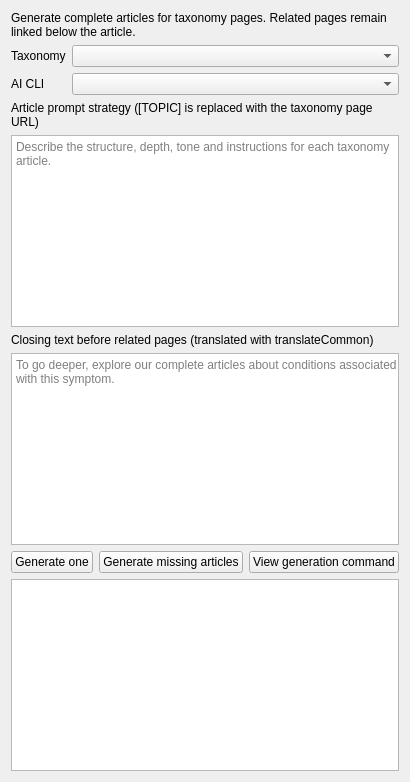
The window that WebsiteEmpire/gui/panes/PanePageTaxonomy.ui (icingerpower/WebsiteEmpire2) describes before a commit, drawn with Qt 5.
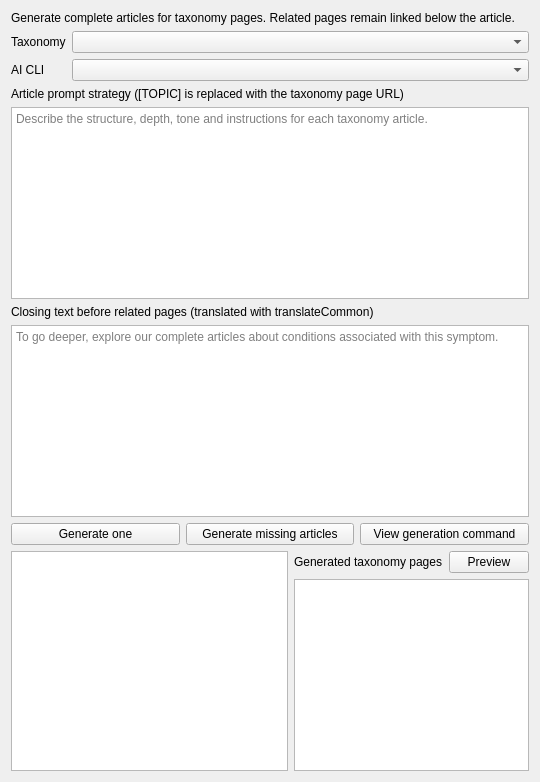
The same window after the commit.

Commit message: Add study-link verification/repair, symptom_hub updates, taxonomy preview, and build cap

Diff of the .ui file:
```diff
--- a/WebsiteEmpire/gui/panes/PanePageTaxonomy.ui
+++ b/WebsiteEmpire/gui/panes/PanePageTaxonomy.ui
@@ -19,7 +19,16 @@
     <item><widget class="QPushButton" name="buttonGenerateAll"><property name="text"><string>Generate missing articles</string></property></widget></item>
     <item><widget class="QPushButton" name="buttonCommand"><property name="text"><string>View generation command</string></property></widget></item>
    </layout></item>
-   <item><widget class="QPlainTextEdit" name="textEditOutput"><property name="readOnly"><bool>true</bool></property></widget></item>
+   <item><layout class="QHBoxLayout" name="bottomLayout" stretch="2,1">
+    <item><widget class="QPlainTextEdit" name="textEditOutput"><property name="readOnly"><bool>true</bool></property></widget></item>
+    <item><layout class="QVBoxLayout" name="generatedListLayout">
+     <item><layout class="QHBoxLayout" name="generatedHeaderLayout">
+      <item><widget class="QLabel" name="labelGeneratedPages"><property name="text"><string>Generated taxonomy pages</string></property></widget></item>
+      <item><widget class="QPushButton" name="buttonPreview"><property name="text"><string>Preview</string></property></widget></item>
+     </layout></item>
+     <item><widget class="QListView" name="listViewGeneratedPages"><property name="editTriggers"><set>QAbstractItemView::EditTrigger::NoEditTriggers</set></property></widget></item>
+    </layout></item>
+   </layout></item>
   </layout>
  </widget>
  <resources/>
```
The commit also changes 16 other files.
